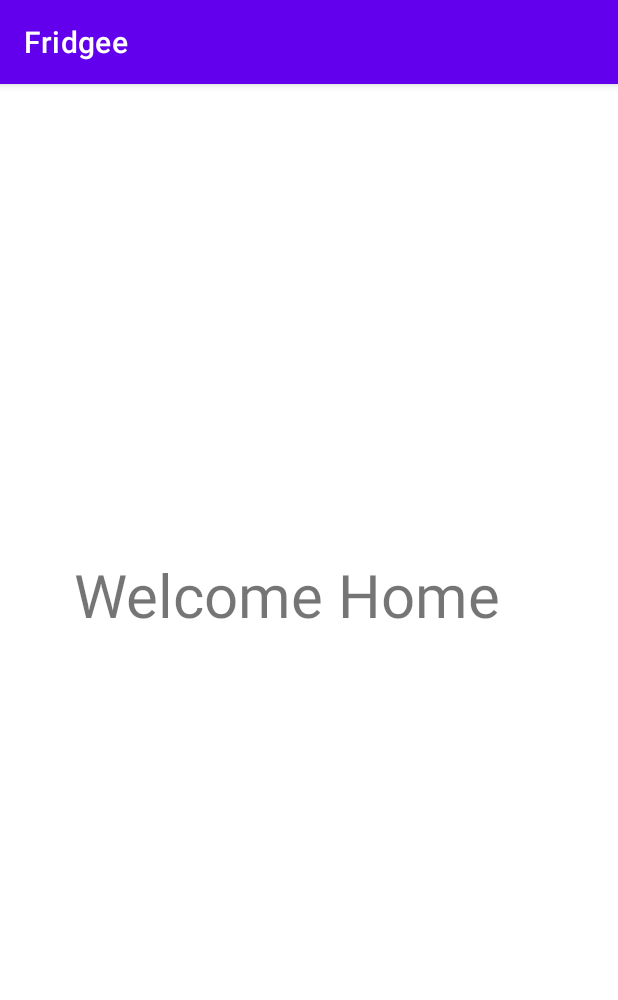
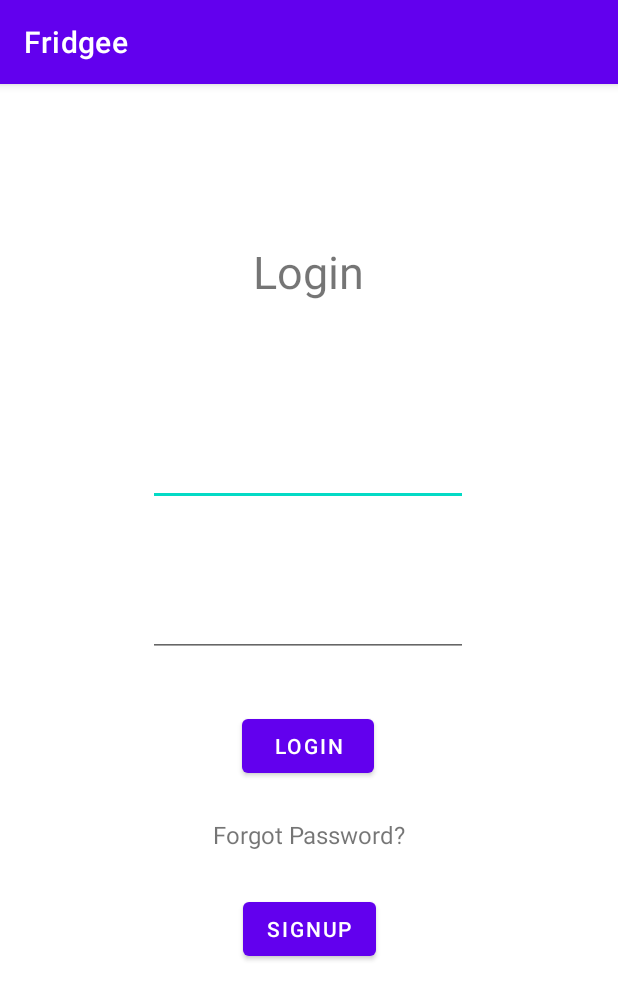
Before and after one commit to sebinsimon/Fridgee, an Android app: the screen it shows after launch (MainActivity before the commit, LoginActivity after it), on a phone screen of 412 x 824 dp. Shown: the top 1000 px of the screen. Run offline under Robolectric (Android 15) with nearby library versions, the phone set to English and light mode, and no system bars.

Commit message:
Added login and signup activity

```diff
--- a/app/src/main/AndroidManifest.xml
+++ b/app/src/main/AndroidManifest.xml
@@ -1,6 +1,6 @@
 <?xml version="1.0" encoding="utf-8"?>
 <manifest xmlns:android="http://schemas.android.com/apk/res/android"
-    xmlns:tools="http://schemas.android.com/tools">
+    xmlns:tools="http://schemas.android.com/tools" >
 
     <application
         android:allowBackup="true"
@@ -10,13 +10,16 @@
         android:label="@string/app_name"
         android:supportsRtl="true"
         android:theme="@style/Theme.Fridgee"
-        tools:targetApi="31">
+        tools:targetApi="31" >
         <activity
-            android:name=".MainActivity"
+            android:name=".SignupActivity"
+            android:exported="false" />
+        <activity
+            android:name=".LoginActivity"
             android:exported="false" />
         <activity
             android:name=".SplashActivity"
-            android:exported="true">
+            android:exported="true" >
             <intent-filter>
                 <action android:name="android.intent.action.MAIN" />
 
--- /dev/null
+++ b/app/src/main/java/com/example/fridgee/LoginActivity.java
@@ -0,0 +1,15 @@
+package com.example.fridgee;
+
+import androidx.appcompat.app.AppCompatActivity;
+
+import android.os.Bundle;
+
+public class LoginActivity extends AppCompatActivity {
+
+    @Override
+    protected void onCreate(Bundle savedInstanceState) {
+        super.onCreate(savedInstanceState);
+        setContentView(R.layout.activity_login);
+
+    }
+}
--- a/app/src/main/java/com/example/fridgee/MainActivity.java
+++ b/app/src/main/java/com/example/fridgee/SignupActivity.java
@@ -4,11 +4,11 @@ import androidx.appcompat.app.AppCompatActivity;
 
 import android.os.Bundle;
 
-public class MainActivity extends AppCompatActivity {
+public class SignupActivity extends AppCompatActivity {
 
     @Override
     protected void onCreate(Bundle savedInstanceState) {
         super.onCreate(savedInstanceState);
-        setContentView(R.layout.activity_main);
+        setContentView(R.layout.activity_signup);
     }
 }
--- a/app/src/main/java/com/example/fridgee/SplashActivity.java
+++ b/app/src/main/java/com/example/fridgee/SplashActivity.java
@@ -17,8 +17,9 @@ public class SplashActivity extends AppCompatActivity {
         handler.postDelayed(new Runnable() {
             @Override
             public void run() {
-                startActivity(new Intent(SplashActivity.this, MainActivity.class));
+                startActivity(new Intent(SplashActivity.this, LoginActivity.class));
                 finish();
+
             }
         }, 4000);
     }
--- /dev/null
+++ b/app/src/main/res/layout/activity_login.xml
@@ -0,0 +1,82 @@
+<?xml version="1.0" encoding="utf-8"?>
+<androidx.constraintlayout.widget.ConstraintLayout xmlns:android="http://schemas.android.com/apk/res/android"
+    xmlns:app="http://schemas.android.com/apk/res-auto"
+    xmlns:tools="http://schemas.android.com/tools"
+    android:layout_width="match_parent"
+    android:layout_height="match_parent"
+    tools:context=".LoginActivity">
+
+    <EditText
+        android:id="@+id/editTextTextEmailAddress"
+        android:layout_width="wrap_content"
+        android:layout_height="wrap_content"
+        android:layout_marginTop="76dp"
+        android:ems="10"
+        android:inputType="textEmailAddress"
+        app:layout_constraintEnd_toEndOf="parent"
+        app:layout_constraintHorizontal_bias="0.497"
+        app:layout_constraintStart_toStartOf="parent"
+        app:layout_constraintTop_toBottomOf="@+id/loginLabel" />
+
+    <EditText
+        android:id="@+id/editTextTextPassword"
+        android:layout_width="wrap_content"
+        android:layout_height="wrap_content"
+        android:layout_marginBottom="324dp"
+        android:ems="10"
+        android:inputType="textPassword"
+        app:layout_constraintBottom_toBottomOf="parent"
+        app:layout_constraintEnd_toEndOf="parent"
+        app:layout_constraintHorizontal_bias="0.497"
+        app:layout_constraintStart_toStartOf="parent"
+        app:layout_constraintTop_toBottomOf="@+id/editTextTextEmailAddress"
+        app:layout_constraintVertical_bias="0.471" />
+
+    <TextView
+        android:id="@+id/loginLabel"
+        android:layout_width="120dp"
+        android:layout_height="55dp"
+        android:text="Login"
+        android:textAlignment="center"
+        android:textSize="30dp"
+        app:layout_constraintBottom_toBottomOf="parent"
+        app:layout_constraintEnd_toEndOf="parent"
+        app:layout_constraintHorizontal_bias="0.498"
+        app:layout_constraintStart_toStartOf="parent"
+        app:layout_constraintTop_toTopOf="parent"
+        app:layout_constraintVertical_bias="0.147" />
+
+    <Button
+        android:id="@+id/loginBtn"
+        android:layout_width="wrap_content"
+        android:layout_height="wrap_content"
+        android:text="Login"
+        app:layout_constraintBottom_toBottomOf="parent"
+        app:layout_constraintEnd_toEndOf="parent"
+        app:layout_constraintHorizontal_bias="0.498"
+        app:layout_constraintStart_toStartOf="parent"
+        app:layout_constraintTop_toBottomOf="@+id/editTextTextPassword"
+        app:layout_constraintVertical_bias="0.105" />
+
+    <TextView
+        android:id="@+id/textView2"
+        android:layout_width="143dp"
+        android:layout_height="30dp"
+        android:layout_marginTop="24dp"
+        android:text="Forgot Password?"
+        android:textSize="16dp"
+        android:textAlignment="center"
+        app:layout_constraintEnd_toEndOf="parent"
+        app:layout_constraintStart_toStartOf="parent"
+        app:layout_constraintTop_toBottomOf="@+id/loginBtn" />
+
+    <Button
+        android:id="@+id/button"
+        android:layout_width="wrap_content"
+        android:layout_height="wrap_content"
+        android:layout_marginTop="20dp"
+        android:text="Signup"
+        app:layout_constraintEnd_toEndOf="parent"
+        app:layout_constraintStart_toStartOf="parent"
+        app:layout_constraintTop_toBottomOf="@+id/textView2" />
+</androidx.constraintlayout.widget.ConstraintLayout>
--- a/app/src/main/res/layout/activity_main.xml
+++ /dev/null
@@ -1,21 +0,0 @@
-<?xml version="1.0" encoding="utf-8"?>
-<androidx.constraintlayout.widget.ConstraintLayout xmlns:android="http://schemas.android.com/apk/res/android"
-    xmlns:app="http://schemas.android.com/apk/res-auto"
-    xmlns:tools="http://schemas.android.com/tools"
-    android:layout_width="match_parent"
-    android:layout_height="match_parent"
-    tools:context=".MainActivity">
-
-    <TextView
-        android:layout_width="312dp"
-        android:layout_height="64dp"
-        android:text="Welcome Home"
-        android:textSize="40dp"
-        app:layout_constraintBottom_toBottomOf="parent"
-        app:layout_constraintEnd_toEndOf="parent"
-        app:layout_constraintHorizontal_bias="0.494"
-        app:layout_constraintStart_toStartOf="parent"
-        app:layout_constraintTop_toTopOf="parent"
-        app:layout_constraintVertical_bias="0.445" />
-
-</androidx.constraintlayout.widget.ConstraintLayout>
--- /dev/null
+++ b/app/src/main/res/layout/activity_signup.xml
@@ -0,0 +1,9 @@
+<?xml version="1.0" encoding="utf-8"?>
+<androidx.constraintlayout.widget.ConstraintLayout xmlns:android="http://schemas.android.com/apk/res/android"
+    xmlns:app="http://schemas.android.com/apk/res-auto"
+    xmlns:tools="http://schemas.android.com/tools"
+    android:layout_width="match_parent"
+    android:layout_height="match_parent"
+    tools:context=".HomeActivity">
+
+</androidx.constraintlayout.widget.ConstraintLayout>
--- a/app/src/main/res/layout/activity_splash.xml
+++ b/app/src/main/res/layout/activity_splash.xml
@@ -36,8 +36,7 @@
         android:textSize="35dp"
         app:layout_constraintBottom_toBottomOf="parent"
         app:layout_constraintEnd_toEndOf="parent"
-        app:layout_constraintHorizontal_bias="0.498"
         app:layout_constraintStart_toStartOf="parent"
         app:layout_constraintTop_toBottomOf="@+id/imageView"
-        app:layout_constraintVertical_bias="0.26" />
+        app:layout_constraintVertical_bias="0.296" />
 </androidx.constraintlayout.widget.ConstraintLayout>
```
